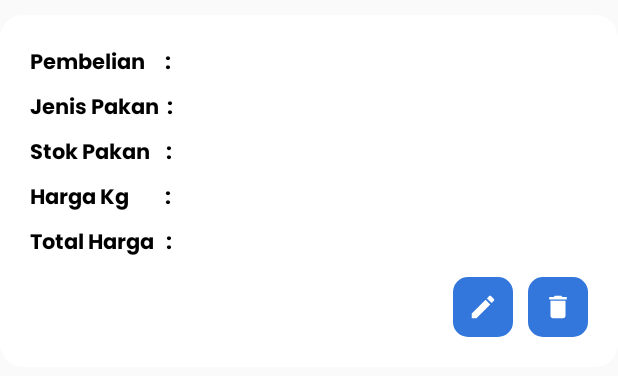
After one commit to aishandavaniaa/pitik, an Android app: the layout item_list_pakan.xml on its own in the app's theme, with its tools: preview values and no code run, on a phone screen of 412 x 824 dp. The commit adds this screen. Shown: the top 376 px of the screen. Run offline under Robolectric (Android 15) with nearby library versions, the phone set to English and light mode, and no system bars; network calls fail.

Commit message:
read data pakan

```diff
--- a/app/src/main/java/com/example/user/navigationdrawersample/MainActivity.java
+++ b/app/src/main/java/com/example/user/navigationdrawersample/MainActivity.java
@@ -16,6 +16,7 @@ import android.widget.FrameLayout;
 import android.widget.Toast;
 
 import com.example.user.navigationdrawersample.fragment.DataAyamFragment;
+import com.example.user.navigationdrawersample.fragment.DataPakanFragment;
 
 public class MainActivity extends AppCompatActivity implements NavigationView.OnNavigationItemSelectedListener {
 
@@ -101,7 +102,8 @@ public class MainActivity extends AppCompatActivity implements NavigationView.On
                 closeDrawer();
                 break;
             case R.id.nav_profile_id:
-                getSupportFragmentManager().beginTransaction().replace(R.id.framelayout_id, new ProfileFragment())
+                getSupportFragmentManager().beginTransaction().replace(R.id.framelayout_id, new DataPakanFragment())
+                        .addToBackStack(null)
                         .commit();
                 closeDrawer();
                 break;
--- /dev/null
+++ b/app/src/main/res/layout/item_list_pakan.xml
@@ -0,0 +1,152 @@
+<?xml version="1.0" encoding="utf-8"?>
+<FrameLayout xmlns:android="http://schemas.android.com/apk/res/android"
+    android:layout_width="match_parent"
+    android:layout_height="wrap_content"
+    android:background="@drawable/bg_data"
+    android:layout_marginVertical="10dp">
+
+    <LinearLayout
+        android:layout_width="match_parent"
+        android:layout_height="wrap_content"
+        android:padding="20dp"
+        android:orientation="vertical">
+        <LinearLayout
+            android:layout_width="wrap_content"
+            android:layout_height="wrap_content"
+            android:orientation="horizontal">
+            <TextView
+                android:layout_width="wrap_content"
+                android:layout_height="wrap_content"
+                android:text="Pembelian     : "
+                android:textSize="14sp"
+                android:fontFamily="@font/poppinsbold"
+                android:textColor="@color/black"/>
+            <TextView
+                android:id="@+id/pembelian"
+                android:layout_width="wrap_content"
+                android:layout_height="wrap_content"
+                android:text=""
+                android:fontFamily="@font/poppinsregular"
+                android:layout_marginLeft="5dp"
+                android:textColor="@color/black"/>
+        </LinearLayout>
+        <LinearLayout
+            android:layout_marginTop="5dp"
+            android:layout_width="wrap_content"
+            android:layout_height="wrap_content"
+            android:orientation="horizontal">
+            <TextView
+                android:layout_width="wrap_content"
+                android:layout_height="wrap_content"
+                android:text="Jenis Pakan  : "
+                android:textSize="14sp"
+                android:fontFamily="@font/poppinsbold"
+                android:textColor="@color/black"/>
+            <TextView
+                android:id="@+id/jenispakan"
+                android:layout_width="wrap_content"
+                android:layout_height="wrap_content"
+                android:text=""
+                android:fontFamily="@font/poppinsregular"
+                android:layout_marginLeft="5dp"
+                android:textColor="@color/black"/>
+        </LinearLayout>
+        <LinearLayout
+            android:layout_marginTop="5dp"
+            android:layout_width="wrap_content"
+            android:layout_height="wrap_content"
+            android:orientation="horizontal">
+            <TextView
+                android:layout_width="wrap_content"
+                android:layout_height="wrap_content"
+                android:text="Stok Pakan    : "
+                android:textSize="14sp"
+                android:fontFamily="@font/poppinsbold"
+                android:textColor="@color/black"/>
+            <TextView
+                android:id="@+id/stok"
+                android:layout_width="wrap_content"
+                android:layout_height="wrap_content"
+                android:text=""
+                android:fontFamily="@font/poppinsregular"
+                android:layout_marginLeft="5dp"
+                android:textColor="@color/black"/>
+        </LinearLayout>
+        <LinearLayout
+            android:layout_marginTop="5dp"
+            android:layout_width="wrap_content"
+            android:layout_height="wrap_content"
+            android:orientation="horizontal">
+            <TextView
+                android:layout_width="wrap_content"
+                android:layout_height="wrap_content"
+                android:text="Harga Kg         : "
+                android:textSize="14sp"
+                android:fontFamily="@font/poppinsbold"
+                android:textColor="@color/black"/>
+            <TextView
+                android:id="@+id/harga"
+                android:layout_width="wrap_content"
+                android:layout_height="wrap_content"
+                android:text=""
+                android:fontFamily="@font/poppinsregular"
+                android:layout_marginLeft="5dp"
+                android:textColor="@color/black"/>
+        </LinearLayout>
+        <LinearLayout
+            android:layout_marginTop="5dp"
+            android:layout_width="wrap_content"
+            android:layout_height="wrap_content"
+            android:orientation="horizontal">
+            <TextView
+                android:layout_width="wrap_content"
+                android:layout_height="wrap_content"
+                android:text="Total Harga   : "
+                android:textSize="14sp"
+                android:fontFamily="@font/poppinsbold"
+                android:textColor="@color/black"/>
+            <TextView
+                android:id="@+id/totalayam"
+                android:layout_width="wrap_content"
+                android:layout_height="wrap_content"
+                android:text=""
+                android:fontFamily="@font/poppinsregular"
+                android:layout_marginLeft="5dp"
+                android:textColor="@color/black"/>
+        </LinearLayout>
+        <LinearLayout
+            android:layout_marginTop="10dp"
+            android:layout_width="wrap_content"
+            android:layout_height="wrap_content"
+            android:orientation="horizontal"
+            android:layout_gravity="end">
+
+            <FrameLayout
+                android:id="@+id/editdata"
+                android:layout_width="40dp"
+                android:layout_height="40dp"
+                android:layout_gravity="end"
+                android:background="@drawable/bg_crud">
+                <ImageView
+                    android:layout_width="20dp"
+                    android:layout_height="20dp"
+                    android:layout_gravity="center"
+                    android:src="@drawable/ic_baseline_edit_24"/>
+            </FrameLayout>
+            <FrameLayout
+                android:id="@+id/hapusdata"
+                android:layout_width="40dp"
+                android:layout_height="40dp"
+                android:layout_gravity="end"
+                android:layout_marginStart="10dp"
+                android:background="@drawable/bg_crud">
+                <ImageView
+                    android:layout_width="20dp"
+                    android:layout_height="20dp"
+                    android:layout_gravity="center"
+                    android:src="@drawable/ic_baseline_delete_24"/>
+            </FrameLayout>
+        </LinearLayout>
+    </LinearLayout>
+
+</FrameLayout>
```
Also changed, not shown: app/src/main/java/com/example/user/navigationdrawersample/Auth/ApiServices.java (+65 -0 lines), app/src/main/java/com/example/user/navigationdrawersample/Model/DataPakan.java (added, +45 -0 lines), app/src/main/java/com/example/user/navigationdrawersample/fragment/DataPakanFragment.java (added, +194 -0 lines), app/src/main/res/layout/fragment_data_pakan.xml (added, +38 -0 lines).
